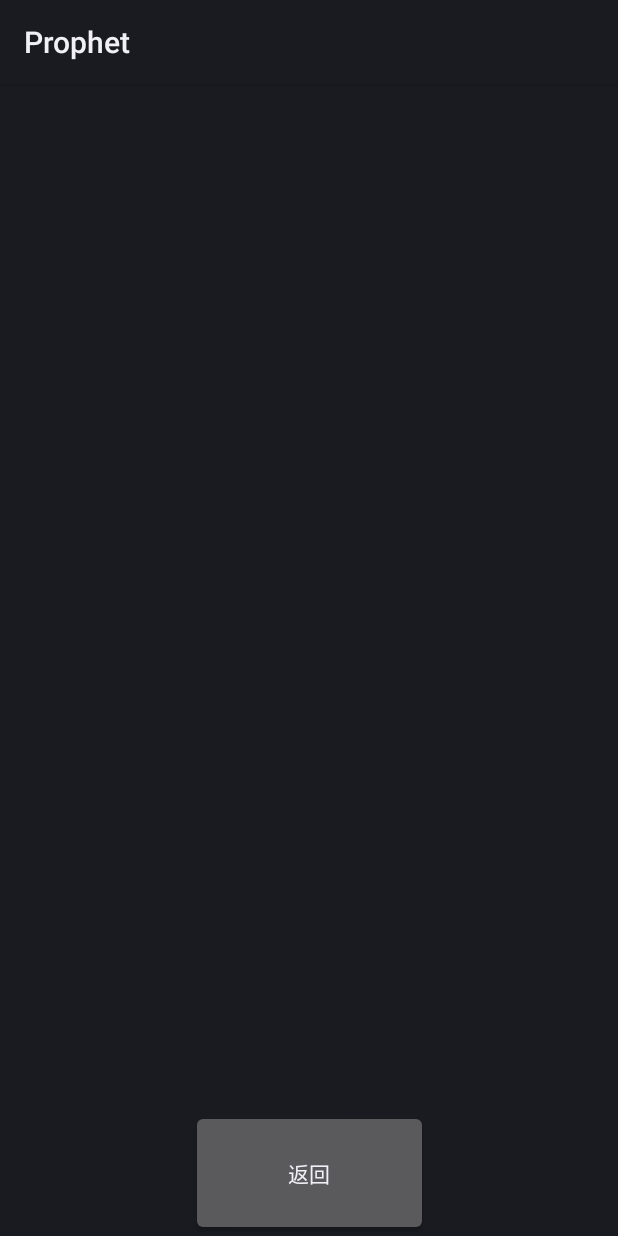
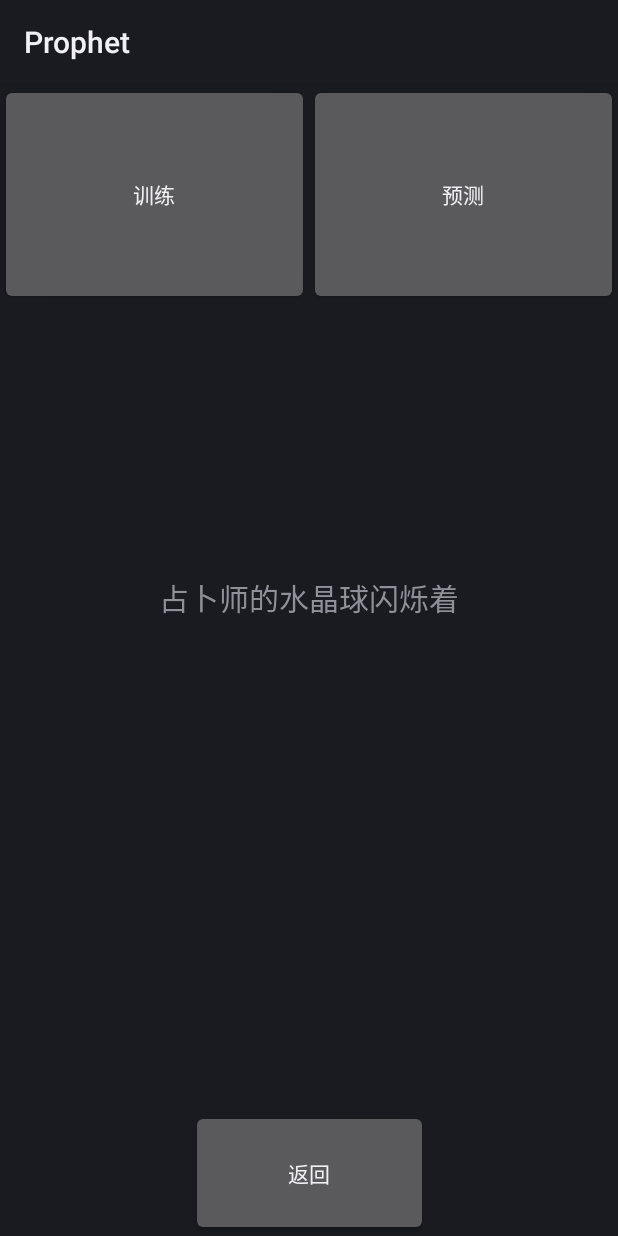
Before and after one commit to high-cloud/Prophet, an Android app: the layout activity_prophet.xml on its own in the app's theme, with its tools: preview values and no code run, on a phone screen of 412 x 824 dp. Run offline under Robolectric (Android 15) with nearby library versions, the phone set to English and light mode, and no system bars.

Commit message:
prophet work now

```diff
--- a/app/src/main/res/layout/activity_prophet.xml
+++ b/app/src/main/res/layout/activity_prophet.xml
@@ -14,4 +14,39 @@
         app:layout_constraintBottom_toBottomOf="parent"
         app:layout_constraintEnd_toEndOf="parent"
         app:layout_constraintStart_toStartOf="parent" />
+
+    <TextView
+        android:id="@+id/textView_prophet"
+        android:layout_width="218dp"
+        android:layout_height="243dp"
+        android:text="占卜师的水晶球闪烁着"
+        android:textSize="20sp"
+        android:gravity="center"
+        app:layout_constraintBottom_toTopOf="@+id/button_prophet2main"
+        app:layout_constraintEnd_toEndOf="parent"
+        app:layout_constraintStart_toStartOf="parent"
+        app:layout_constraintTop_toTopOf="parent" />
+
+    <LinearLayout
+        android:layout_width="match_parent"
+        android:layout_height="147dp"
+        android:orientation="horizontal"
+        app:layout_constraintEnd_toEndOf="parent"
+        app:layout_constraintStart_toStartOf="parent"
+        app:layout_constraintTop_toTopOf="parent">
+
+        <Button
+            android:id="@+id/button_init_prophet"
+            android:layout_width="wrap_content"
+            android:layout_height="match_parent"
+            android:layout_weight="1"
+            android:text="训练" />
+
+        <Button
+            android:id="@+id/button_predict"
+            android:layout_width="wrap_content"
+            android:layout_height="match_parent"
+            android:layout_weight="1"
+            android:text="预测" />
+    </LinearLayout>
 </androidx.constraintlayout.widget.ConstraintLayout>
--- a/app/src/main/res/layout/disco.xml
+++ b/app/src/main/res/layout/disco.xml
@@ -13,7 +13,8 @@
         android:contentDescription="disco elysium"
         app:layout_constraintEnd_toEndOf="parent"
         app:layout_constraintStart_toStartOf="parent"
-        app:layout_constraintTop_toTopOf="parent" />
+        app:layout_constraintTop_toTopOf="parent"
+        android:src="@drawable/dd"/>
 
     <ListView
         android:id="@+id/yiyu"
```
Also changed, not shown: app/src/main/java/ustc/zzy/prophet/MainActivity.java (+7 -1 lines), app/src/main/java/ustc/zzy/prophet/Prophet.java (+13 -4 lines), app/src/main/java/ustc/zzy/prophet/ProphetActivity.java (+22 -2 lines), app/src/main/res/layout/activity_main.xml (+8 -1 lines).
